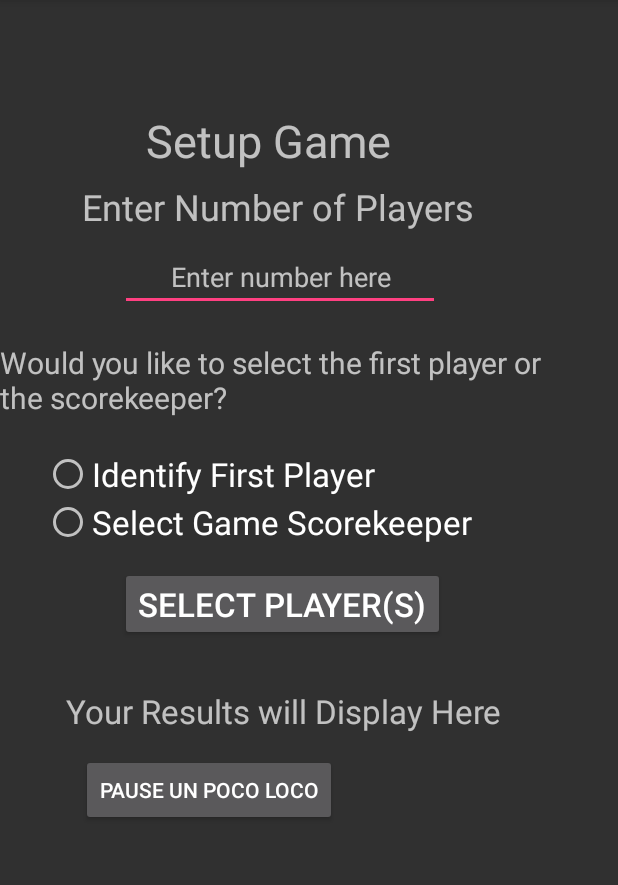
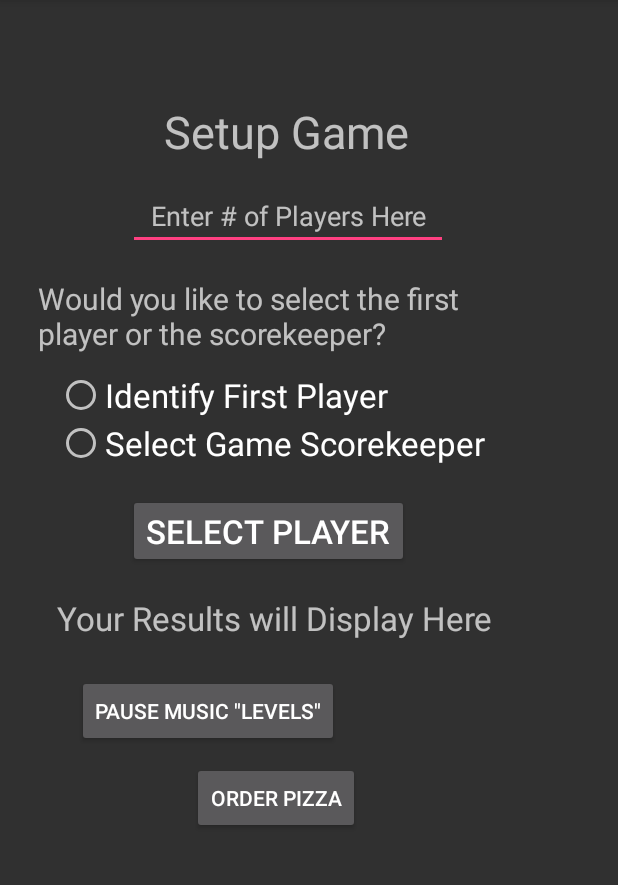
Before and after one commit to joanne-jjb/ready-player, an Android app: the GameSetup screen opened directly, with no data from a screen before it, after a tap on "PLAY BACKGROUND GAMING MUSIC", on a phone screen of 412 x 824 dp, the part 84-969 px from its top. Run offline under Robolectric (Android 15) with nearby library versions, the phone set to English and light mode, and no system bars.

Commit message:
Change music to Levels and add pizza order button

```diff
--- a/app/src/main/java/net/androidbootcamp/readyplayer/GameSetup.java
+++ b/app/src/main/java/net/androidbootcamp/readyplayer/GameSetup.java
@@ -1,5 +1,6 @@
 package net.androidbootcamp.readyplayer;
 
+import android.content.Intent;
 import android.media.MediaPlayer;
 import android.support.v7.app.AppCompatActivity;
 import android.os.Bundle;
@@ -7,6 +8,7 @@ import android.view.View;
 import android.widget.Button;
 import android.widget.EditText;
 import android.widget.RadioButton;
+import android.net.Uri;
 import android.widget.Spinner;
 import android.widget.TextView;
 import android.widget.Toast;
@@ -17,8 +19,8 @@ public class GameSetup extends AppCompatActivity {
     int numPlayers;
     String output = "";
 
-    Button playMusic;
-    MediaPlayer mpPoco;
+    Button playMusic, orderPizza;
+    MediaPlayer mpMusic;
     int playing;
 
     @Override
@@ -61,28 +63,38 @@ public class GameSetup extends AppCompatActivity {
         });
 
         playMusic = (Button) findViewById(R.id.btnGameMusic);
-        playMusic.setOnClickListener(bPoco);
+        playMusic.setOnClickListener(bMusic);
 
-        mpPoco = new MediaPlayer();
-        mpPoco = MediaPlayer.create(this, R.raw.pocolocosong);
+        mpMusic = new MediaPlayer();
+        mpMusic = MediaPlayer.create(this, R.raw.levels);
         playing = 0;
+
+        orderPizza = (Button) findViewById(R.id.btnPizza);
+        orderPizza.setOnClickListener(bPizza);
     }
 
-    Button.OnClickListener bPoco = new Button.OnClickListener() {
+    Button.OnClickListener bMusic = new Button.OnClickListener() {
         @Override
         public void onClick(View v) {
             switch(playing) {
                 case 0:
-                    mpPoco.start();
+                    mpMusic.start();
                     playing = 1;
-                    playMusic.setText("Pause Un Poco Loco");
+                    playMusic.setText("Pause Music \"Levels\"");
                     break;
                 case 1:
-                    mpPoco.pause();
+                    mpMusic.pause();
                     playing = 0;
-                    playMusic.setText("Play Un Poco Loco");
+                    playMusic.setText("Play Music \"Levels\"");
                     break;
             }
         }
     };
+
+    Button.OnClickListener bPizza = new Button.OnClickListener() {
+        @Override
+        public void onClick(View v) {
+                startActivity(new Intent(Intent.ACTION_VIEW,Uri.parse("http://deweyspizza.com/")));
+        }
+    };
 }
--- a/app/src/main/java/net/androidbootcamp/readyplayer/MainActivity.java
+++ b/app/src/main/java/net/androidbootcamp/readyplayer/MainActivity.java
@@ -53,7 +53,7 @@ public class MainActivity extends AppCompatActivity {
                     c.set(Calendar.YEAR, year);
                     c.set(Calendar.MONTH, monthOfYear);
                     c.set(Calendar.DAY_OF_MONTH, dayOfMonth);
-                    date.setText("Your Board Game Day is set for " + fmtDate.format(c.getTime()) + ". You will be playing " + game + ".");
+                    date.setText("Your Board Game Day is set for " + fmtDate.format(c.getTime()));
                 }
             };
         });
--- a/app/src/main/res/layout/activity_game_setup.xml
+++ b/app/src/main/res/layout/activity_game_setup.xml
@@ -10,19 +10,7 @@
         android:layout_width="445dp"
         android:layout_height="948dp"
         tools:layout_editor_absoluteX="0dp"
-        tools:layout_editor_absoluteY="3dp">
-
-        <TextView
-            android:id="@+id/txtLabel"
-            android:layout_width="wrap_content"
-            android:layout_height="wrap_content"
-            android:layout_alignParentStart="true"
-            android:layout_alignParentTop="true"
-            android:layout_marginStart="54dp"
-            android:layout_marginTop="121dp"
-            android:gravity="center_horizontal"
-            android:text="@string/txtInputLabel"
-            android:textSize="24sp" />
+        tools:layout_editor_absoluteY="0dp">
 
         <EditText
             android:id="@+id/inputNumber"
@@ -30,7 +18,7 @@
             android:layout_height="wrap_content"
             android:layout_alignParentTop="true"
             android:layout_alignStart="@+id/btnSelect"
-            android:layout_marginTop="162dp"
+            android:layout_marginTop="121dp"
             android:ems="10"
             android:gravity="center_horizontal"
             android:hint="@string/hint"
@@ -42,8 +30,8 @@
             android:layout_height="wrap_content"
             android:layout_alignParentStart="true"
             android:layout_alignParentTop="true"
-            android:layout_marginStart="80dp"
-            android:layout_marginTop="378dp"
+            android:layout_marginStart="85dp"
+            android:layout_marginTop="329dp"
             android:text="@string/btnSelect"
             android:textSize="22dp"
             tools:text="@string/btnSelect" />
@@ -53,19 +41,20 @@
             android:layout_width="wrap_content"
             android:layout_height="wrap_content"
             android:layout_alignParentStart="true"
-            android:layout_centerVertical="true"
-            android:layout_marginStart="44dp"
+            android:layout_alignParentTop="true"
+            android:layout_marginStart="38dp"
+            android:layout_marginTop="397dp"
             android:text="@string/txtResultHint"
             android:textSize="22sp" />
 
         <TextView
             android:id="@+id/txtSetup"
-            android:layout_width="wrap_content"
+            android:layout_width="175dp"
             android:layout_height="wrap_content"
-            android:layout_alignParentStart="true"
+            android:layout_alignEnd="@+id/btnSelect"
             android:layout_alignParentTop="true"
-            android:layout_marginStart="97dp"
-            android:layout_marginTop="73dp"
+            android:layout_marginEnd="-12dp"
+            android:layout_marginTop="67dp"
             android:text="@string/txtSetup"
             android:textSize="30sp" />
 
@@ -73,9 +62,9 @@
             android:id="@+id/gameGroup"
             android:layout_width="wrap_content"
             android:layout_height="wrap_content"
-            android:layout_alignEnd="@+id/txtLabel"
             android:layout_alignParentTop="true"
-            android:layout_marginTop="228dp">
+            android:layout_alignStart="@+id/result"
+            android:layout_marginTop="175dp">
 
             <RadioButton
                 android:id="@+id/radFirst"
@@ -108,9 +97,11 @@
 
         <TextView
             android:id="@+id/txtPlayerPrompt"
-            android:layout_width="373dp"
+            android:layout_width="303dp"
             android:layout_height="wrap_content"
-            android:layout_alignTop="@+id/gameGroup"
+            android:layout_alignEnd="@+id/result"
+            android:layout_alignParentTop="true"
+            android:layout_marginTop="185dp"
             android:text="@string/txtPlayerPrompt"
             android:textSize="20sp" />
 
@@ -118,10 +109,20 @@
             android:id="@+id/btnGameMusic"
             android:layout_width="wrap_content"
             android:layout_height="wrap_content"
+            android:layout_alignParentStart="true"
+            android:layout_centerVertical="true"
+            android:layout_marginStart="51dp"
+            android:text="@string/btnPlayMusic" />
+
+        <Button
+            android:id="@+id/btnPizza"
+            android:layout_width="wrap_content"
+            android:layout_height="wrap_content"
             android:layout_alignParentBottom="true"
-            android:layout_alignStart="@+id/txtLabel"
-            android:layout_marginBottom="397dp"
-            android:text="@string/btnPlayMusic" />
+            android:layout_alignParentStart="true"
+            android:layout_marginBottom="392dp"
+            android:layout_marginStart="128dp"
+            android:text="@string/btnPizza" />
     </RelativeLayout>
 
 </android.support.constraint.ConstraintLayout>
--- a/app/src/main/res/values/strings.xml
+++ b/app/src/main/res/values/strings.xml
@@ -5,8 +5,8 @@
     <string name="radScorekeeper">Select Game Scorekeeper</string>
     <string name="txtResultHint">Your Results will Display Here</string>
     <string name="txtImage">App Logo Image</string>
-    <string name="hint">Enter number here</string>
-    <string name="btnSelect">Select Player(s)</string>
+    <string name="hint">Enter # of Players Here</string>
+    <string name="btnSelect">Select Player</string>
     <string-array name="txtGames">
         <item>Select Game</item>
         <item>Settlers of Catan</item>
@@ -23,4 +23,5 @@
     <string name="btnDate">Select Date for Board Game Day</string>
     <string name="btnSetupGame">Click Here to Set Up For Game</string>
     <string name="btnPlayMusic">Play Background Gaming Music</string>
+    <string name="btnPizza">Order Pizza</string>
 </resources>
```
Also changed, not shown: 2 other files.
